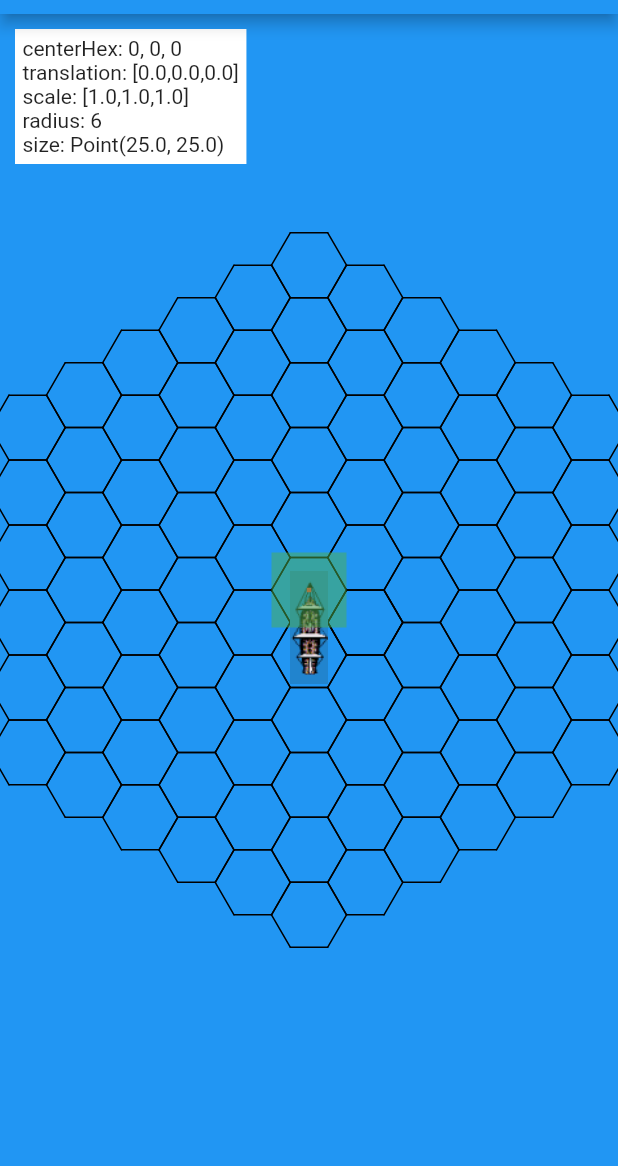
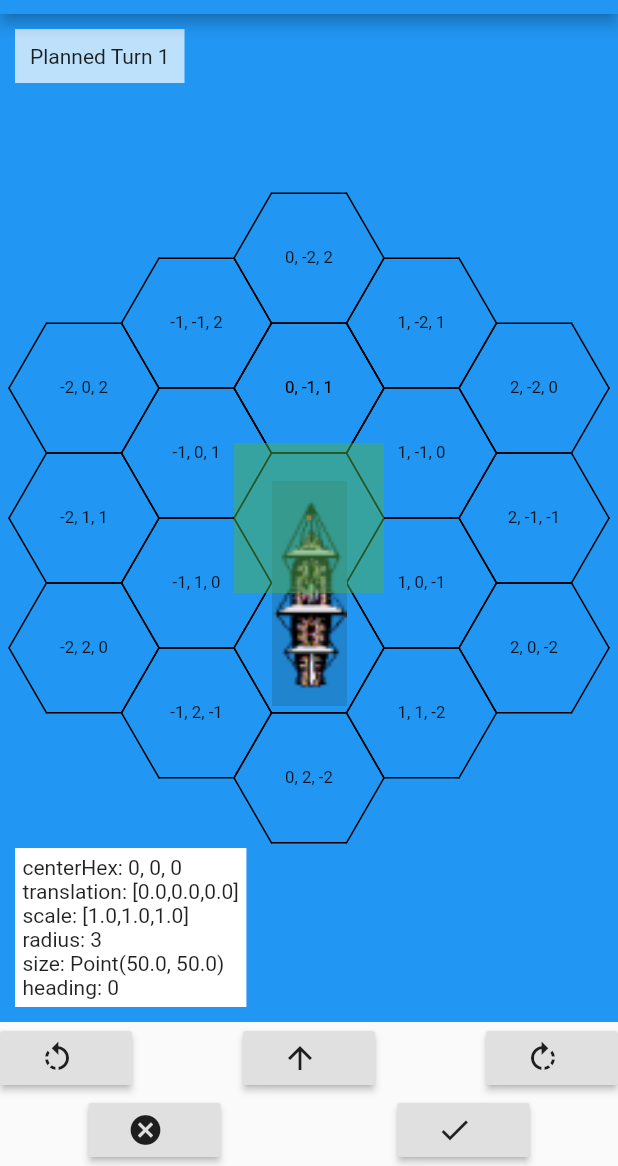
Before and after one commit to thetrav/boats, a Flutter app: the screen it shows after launch, on a phone screen of 412 x 824 dp, the part 70-1236 px from its top. Run offline on Flutter 3.47's test engine with Material 2 defaults, Android fonts, the phone set to English and light mode, and no system bars; our stand-ins replace after_layout; missing offline and left inert: matrix_gesture_detector.

Commit message:
model game state, implement controls for player to adjust planned turn and progress turns, implement ship facing and rotation, allow for overlays to be passed into scrollable widget

```diff
--- /dev/null
+++ b/lib/components/entitiy.dart
@@ -0,0 +1,7 @@
+import 'dart:math';
+
+import 'package:flutter/material.dart';
+
+abstract class Entity {
+  Widget render(BuildContext c, Point size);
+}
--- /dev/null
+++ b/lib/components/error_box.dart
@@ -0,0 +1,15 @@
+import 'package:flutter/material.dart';
+
+class ErrorBox extends StatelessWidget {
+  final String text;
+
+  const ErrorBox(this.text);
+
+  @override
+  Widget build(BuildContext context) => Container(
+    color: Colors.red,
+    child: Text(text, style:
+    Theme.of(context).textTheme.bodyText1.copyWith(color: Colors.white)
+    )
+  );
+}
--- /dev/null
+++ b/lib/components/ship_entity.dart
@@ -0,0 +1,32 @@
+import 'dart:math';
+import 'package:flutter/material.dart';
+
+import 'entitiy.dart';
+import '../game/ship.dart';
+
+const turnAngle = 1.0472;
+
+class ShipEntity extends Entity {
+  final Ship ship;
+
+  String get image => "assets/images/${ship.shipClass} MS.png";
+  int get heading => ship.heading;
+
+  ShipEntity(this.ship);
+
+  @override
+  Widget render(BuildContext c, Point size) {
+    final transform = Matrix4.identity()
+      ..rotateZ(turnAngle*heading)
+      ..translate(-size.x / 2, -size.y / 2, 0);
+    return Container(
+      transform: transform,
+      alignment: Alignment.center,
+      child: Image.asset(image,
+        fit: BoxFit.fill,
+        width: size.x,
+        height: size.y * 3,
+      )
+    );
+  }
+}
--- /dev/null
+++ b/lib/game/game.dart
@@ -0,0 +1,43 @@
+import 'package:boats/game/ship.dart';
+
+import 'player.dart';
+import 'turn.dart';
+
+class Game {
+  int turnCount = 1;
+
+  List<Player> players;
+  List<Ship> ships;
+
+  Game({
+    this.ships,
+    this.players
+  });
+
+  void simulate() {
+    turnCount++;
+    movement();
+    ships.forEach((s) =>
+      s.turns.insert(0, Turn(
+        turnNumber: turnCount,
+        shipId: s.shipId
+      ))
+    );
+  }
+
+  void movement() {
+    ships.forEach((s) => {
+      s.turns.first.plan.movement.forEach((action) {
+        if(action == "P") {
+          s.turnPort();
+        } else if(action == "S") {
+          s.turnStarboard();
+        } else {
+          s.advance(int.tryParse(action) ?? 0);
+        }
+      })
+    });
+  }
+
+
+}
--- a/lib/game/hex_map.dart
+++ /dev/null
@@ -1,42 +0,0 @@
-import 'dart:math';
-
-import 'package:flutter/material.dart';
-
-abstract class Entity {
-  Widget render(BuildContext c, Point size);
-}
-
-class ErrorBox extends StatelessWidget {
-  final String text;
-
-  const ErrorBox(this.text);
-
-  @override
-  Widget build(BuildContext context) => Container(
-    color: Colors.red,
-    child: Text(text, style:
-      Theme.of(context).textTheme.bodyText1.copyWith(color: Colors.white)
-    )
-  );
-}
-
-class ShipEntity extends Entity {
-  final String image;
-  ShipEntity({this.image});
-
-  @override
-  Widget render(BuildContext c, Point size) =>
-    Container(
-      transform: Matrix4.translationValues(-size.x/2, -size.y/2, 1),
-      alignment: Alignment.center,
-      child: Image.asset("assets/images/$image.png",
-        fit: BoxFit.fill,
-        width: size.x,
-        height: size.y*3,
-      )
-    );
-}
-
-class HexMap {
-  final entities = Map<Point, Entity>();
-}
--- /dev/null
+++ b/lib/game/player.dart
@@ -0,0 +1,7 @@
+
+
+class Player {
+  final String name;
+
+  Player(this.name);
+}
--- /dev/null
+++ b/lib/game/ship.dart
@@ -0,0 +1,37 @@
+import 'package:boats/hex/hex_coords.dart';
+
+import 'turn.dart';
+
+class Ship {
+  String shipId;
+  String shipClass;
+  String playerName;
+  List<Turn> turns;
+  Hex position;
+  int heading;
+
+  Ship({
+    this.shipId,
+    this.playerName,
+    this.shipClass,
+    this.position,
+    this.heading,
+    int turnCount}) {
+    turns = [Turn(
+      turnNumber: turnCount, shipId:shipId
+    )];
+  }
+
+  void turnPort() {
+    heading = heading == 0 ? 5 : heading - 1;
+  }
+
+  void turnStarboard() {
+    heading = heading == 5 ? 0 : heading + 1;
+  }
+
+  void advance(int count) {
+    final change = Hex.directions[heading] * count;
+    position = position + change;
+  }
+}
--- /dev/null
+++ b/lib/game/turn.dart
@@ -0,0 +1,22 @@
+
+
+class Turn {
+  final int turnNumber;
+  final String shipId;
+  final plan = Plan();
+  Result result;
+  Turn({this.turnNumber, this.shipId});
+}
+
+class Plan {
+  //movement can be:
+  //1-9 foreward n hexes
+  //p/s turn port or starboard
+  List<String> movement = [];
+
+
+}
+
+class Result {
+
+}
--- /dev/null
+++ b/lib/headings.dart
@@ -0,0 +1,7 @@
+
+const N = 0;
+const NE = 1;
+const SE = 2;
+const S = 3;
+const SW = 4;
+const NW = 5;
--- a/lib/hex/base_hex_widget.dart
+++ b/lib/hex/base_hex_widget.dart
@@ -23,7 +23,7 @@ class BaseHexWidget extends StatelessWidget {
     this.s,
     this.layout,
     this.color = Colors.black,
-    this.drawCoords = false
+    this.drawCoords = true
   });
 
   @override
--- a/lib/hex/hex_coords.dart
+++ b/lib/hex/hex_coords.dart
@@ -3,13 +3,15 @@ import "dart:math";
 ///Implemented from:
 /// https://www.redblobgames.com/grids/hexagons/implementation.html
 class Hex {
-  static List directions = [
+  // These directions assume flat top with north in -1
+  // given that it starts at N and proceeds clockwise
+  static List<Hex> directions = [
+    Hex(0, -1),
+    Hex(1, -1),
     Hex(1, 0),
-    Hex(1, -1),
-    Hex(0, -1),
+    Hex(0, 1),
+    Hex(-1, 1),
     Hex(-1, 0),
-    Hex(-1, 1),
-    Hex(0, 1)
   ];
 
   final int _q;
--- a/lib/hex/scrollable_hex.dart
+++ b/lib/hex/scrollable_hex.dart
@@ -1,6 +1,7 @@
 import 'dart:math';
 
-import 'package:boats/game/hex_map.dart';
+import 'package:boats/components/entitiy.dart';
+import 'package:boats/components/ship_entity.dart';
 import 'package:flutter/material.dart';
 import 'package:flutter/material.dart' as m;
 import 'package:vector_math/vector_math_64.dart';
@@ -14,17 +15,19 @@ class ScrollableHexGrid extends StatefulWidget {
   final Quaternion rotation = Quaternion.identity();
   final Vector3 scale = Vector3.zero();
 
-  final HexMap map;
+  final Map<Point, Entity> entities;
   final int hexSize;
   final double containerWidth;
   final double containerHeight;
+  final List<Widget> overlays;
 
   ScrollableHexGrid({
-    @required this.map,
+    @required this.entities,
     @required this.hexSize,
     @required this.xForm,
     @required this.containerWidth,
-    @required this.containerHeight
+    @required this.containerHeight,
+    @required this.overlays
   }) {
     xForm.decompose(translation, rotation, scale);
   }
@@ -112,7 +115,7 @@ class ScrollableHexGridState extends State<ScrollableHexGrid> {
       child: Container(color: c, width: w, height: h ?? w)
     );
     Widget debug(List<String> lines) => Positioned(
-      top:10,
+      bottom:10,
       left:10,
       child: Container(
         color: m.Colors.white,
@@ -126,11 +129,12 @@ class ScrollableHexGridState extends State<ScrollableHexGrid> {
       );
 
     final entities = hexes
-      .where((h)=> widget.map.entities[Point<num>(h.q, h.r)] != null)
+      .where((h)=> widget.entities[Point<num>(h.q, h.r)] != null)
       .map((h) => positioned(
         h,
-        widget.map.entities[Point<num>(h.q, h.r)].render(context, size)
+        widget.entities[Point<num>(h.q, h.r)].render(context, size)
       ));
+    final heading = (widget.entities.values.first as ShipEntity).heading;
 
     return Stack(
       fit: StackFit.loose,
@@ -153,9 +157,11 @@ class ScrollableHexGridState extends State<ScrollableHexGrid> {
             "translation: $translation",
             "scale: $scale",
             "radius: $hexRadius",
-            "size: $size"
+            "size: $size",
+            "heading: ${heading}"
           ])
         ]
+      + widget.overlays
     );
   }
 }
--- a/lib/main.dart
+++ b/lib/main.dart
@@ -1,20 +1,34 @@
-import 'dart:math';
-
-import 'package:boats/game/hex_map.dart';
-import 'package:boats/hex/scrollable_hex.dart';
+import 'package:boats/game/game.dart';
 import 'package:flutter/material.dart';
 
-import 'constrained_gesture_panel.dart';
+import 'views/game_controller.dart';
+import 'game/player.dart';
+import 'game/ship.dart';
+import 'hex/hex_coords.dart';
+import 'headings.dart';
 
-const int HEX_SIZE = 25;
-HexMap MAP = HexMap();
+const int HEX_SIZE = 50;
 
 void main() {
-  MAP.entities[Point(0,0)] = ShipEntity(image: "Class 1 MS");
-  runApp(Application());
+  runApp(Application(Game(
+    players: [Player("Travis")],
+    ships: [
+      Ship(
+        playerName: "Travis",
+        shipId: "Adamant",
+        shipClass: "Class 1",
+        position: Hex(0,0),
+        heading: N,
+        turnCount: 01
+      )
+    ]
+  )));
 }
 
 class Application extends StatelessWidget {
+  final Game game;
+
+  Application(this.game);
 
   @override
   Widget build(BuildContext context) => MaterialApp(
@@ -33,17 +47,7 @@ class Application extends StatelessWidget {
         title: Text("Boats!"),
         centerTitle: true,
       ),
-      body: Container(
-        child: ConstrainedGesturePanel(
-          builder: (context, matrix, width, height) => ScrollableHexGrid(
-            hexSize: HEX_SIZE,
-            map: MAP,
-            xForm: matrix,
-            containerWidth: width,
-            containerHeight: height
-          )
-        )
-      )
+      body: GameController(game, HEX_SIZE)
     )
   );
 }
--- /dev/null
+++ b/lib/views/game_controller.dart
@@ -0,0 +1,74 @@
+
+
+import 'dart:math';
+
+import 'package:boats/views/turn_plan_panel.dart';
+import 'package:flutter/material.dart';
+
+import '../components/entitiy.dart';
+import '../components/ship_entity.dart';
+import '../components/constrained_gesture_panel.dart';
+import '../game/game.dart';
+import '../game/ship.dart';
+import '../hex/scrollable_hex.dart';
+import 'game_controls.dart';
+
+class GameController extends StatefulWidget {
+  final Game game;
+  final int hexSize;
+  GameController(this.game, this.hexSize);
+
+  @override
+  State<StatefulWidget> createState() => _GameControllerState();
+
+}
+
+class _GameControllerState extends State<GameController> {
+  Game game;
+  int get hexSize => widget.hexSize;
+
+  @override
+  void initState() {
+    super.initState();
+
+    this.game = widget.game;
+  }
+
+  @override
+  void didUpdateWidget(GameController oldWidget) {
+    super.didUpdateWidget(oldWidget);
+    if(widget.game != oldWidget.game) {
+      setState(() => game = widget.game);
+    }
+  }
+
+  @override
+  Widget build(BuildContext context) {
+    final entities = Map<Point, Entity>();
+    Point pointFor(Ship ship) => Point(ship.position.q, ship.position.r);
+    game.ships.forEach((s)=> entities[pointFor(s)] = ShipEntity(s));
+
+    return Column(
+      children: [
+        Expanded(
+          child: ConstrainedGesturePanel(
+            builder: (context, matrix, width, height) => ScrollableHexGrid(
+              hexSize: hexSize,
+              entities: entities,
+              overlays: [
+                Positioned(
+                  left: 10,
+                  top: 10,
+                  child: TurnPlanPanel(game))
+              ],
+              xForm: matrix,
+              containerWidth: width,
+              containerHeight: height
+            )
+          ),
+        ),
+        GameControls(game, (g) => setState(() => game = g))
+      ]
+    );
+  }
+}
--- /dev/null
+++ b/lib/views/game_controls.dart
@@ -0,0 +1,64 @@
+
+import '../game/game.dart';
+import 'package:flutter/material.dart';
+
+class GameControls extends StatelessWidget {
+  final Game game;
+  final Function(Game) updateState;
+  GameControls(this.game, this.updateState);
+
+  void planAction(String action) {
+    game.ships.first.turns.first.plan.movement.add(action);
+    updateState(game);
+  }
+
+  void undoPlan() {
+    final moves = game.ships.first.turns.first.plan.movement;
+    if(moves.isNotEmpty) {
+      moves.removeLast();
+      updateState(game);
+    }
+  }
+
+  void progressTurn() {
+    game.simulate();
+    updateState(game);
+  }
+
+
+  Widget iconButton(IconData icon, void Function() action) =>
+    RaisedButton.icon(
+      label: Text(""),
+      icon: Icon(icon),
+      onPressed: action
+    );
+
+  Widget actionButton(IconData icon, String action) =>
+    iconButton(icon, () => planAction(action));
+
+  @override
+  Widget build(BuildContext c) {
+    return Column(
+      crossAxisAlignment: CrossAxisAlignment.center,
+      children: [
+        Row(
+          mainAxisAlignment: MainAxisAlignment.spaceBetween,
+          children:[
+            actionButton(Icons.rotate_left,"P"),
+            actionButton(Icons.arrow_upward,"1"),
+            actionButton(Icons.rotate_right, "S"),
+          ]
+        ),
+        Row(
+          mainAxisAlignment: MainAxisAlignment.spaceAround,
+          children: [
+            iconButton(Icons.cancel, undoPlan),
+            iconButton(Icons.done, progressTurn),
+          ]
+        )
+      ]
+    );
+  }
+
+
+}
--- /dev/null
+++ b/lib/views/turn_plan_panel.dart
@@ -0,0 +1,24 @@
+import 'package:boats/game/game.dart';
+import 'package:flutter/material.dart';
+
+class TurnPlanPanel extends StatelessWidget {
+  Game game;
+  TurnPlanPanel(this.game);
+
+  @override
+  Widget build(BuildContext context) => Container(
+    color: Colors.white70,
+    child: Padding(
+      padding: EdgeInsets.all(10),
+      child: Column(
+        crossAxisAlignment: CrossAxisAlignment.start,
+        children:
+        [Text("Planned Turn ${game.turnCount}")] +
+          game.ships.first.turns.first.plan.movement.map(
+              (s)=> Text(s)
+          ).toList()
+      )
+    )
+  );
+
+}
--- a/pubspec.yaml
+++ b/pubspec.yaml
@@ -3,7 +3,7 @@ description: turn based multi player old boat combat
 version: 1.0.0+1
 
 environment:
-  sdk: ">=2.1.0 <3.0.0"
+  sdk: ">=2.2.0 <3.0.0"
 
 dependencies:
   flutter:
```
Also changed, not shown: lib/components/constrained_gesture_panel.dart (renamed from lib/constrained_gesture_panel.dart).
